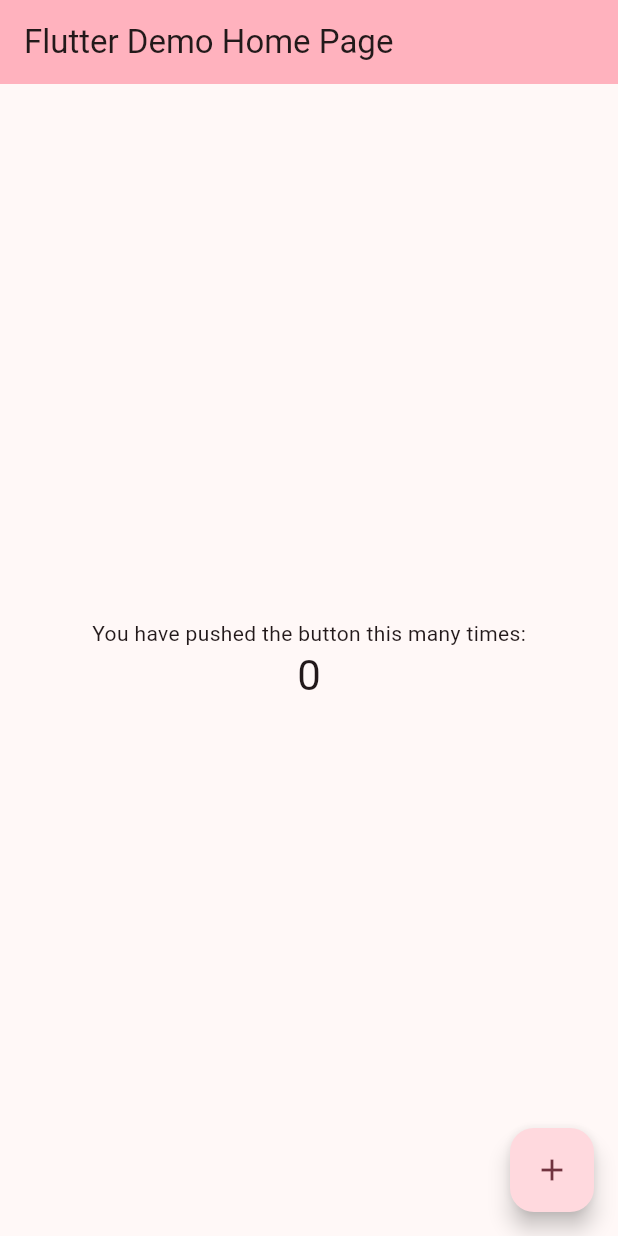
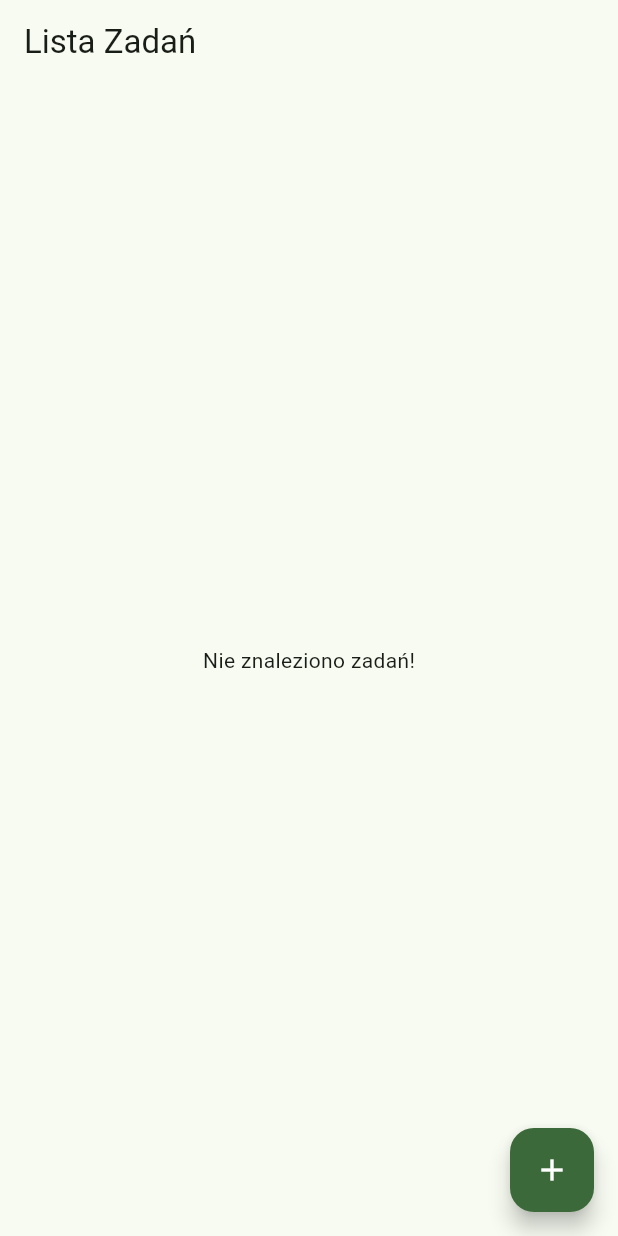
Before and after one commit to TonyWesoly/flutter_task_manager, a Flutter app: the screen it shows after launch, on a phone screen of 412 x 824 dp. Run offline on Flutter 3.47's test engine with Material 3 defaults, Android fonts, the phone set to English and light mode, and no system bars; our stand-ins replace bloc, drift, flutter_bloc; accounts and stored records are empty; generated files the repository leaves out were written again.

Commit message:
Implement tasks list screen

```diff
--- /dev/null
+++ b/devtools_options.yaml
@@ -0,0 +1,3 @@
+description: This file stores settings for Dart & Flutter DevTools.
+documentation: https://docs.flutter.dev/tools/devtools/extensions#configure-extension-enablement-states
+extensions:
--- a/lib/main.dart
+++ b/lib/main.dart
@@ -1,4 +1,8 @@
 import 'package:flutter/material.dart';
+import 'package:flutter_bloc/flutter_bloc.dart';
+import 'screens/tasks_list_screen.dart';
+import 'cubit/task_cubit.dart';
+import 'database/database.dart';
 
 void main() {
   runApp(const MyApp());
@@ -7,116 +11,21 @@ void main() {
 class MyApp extends StatelessWidget {
   const MyApp({super.key});
 
-  // This widget is the root of your application.
   @override
   Widget build(BuildContext context) {
-    return MaterialApp(
-      title: 'Flutter Demo',
-      theme: ThemeData(
-        // This is the theme of your application.
-        //
-        // TRY THIS: Try running your application with "flutter run". You'll see
-        // the application has a purple toolbar. Then, without quitting the app,
-        // try changing the seedColor in the colorScheme below to Colors.green
-        // and then invoke "hot reload" (save your changes or press the "hot
-        // reload" button in a Flutter-supported IDE, or press "r" if you used
-        // the command line to start the app).
-        //
-        // Notice that the counter didn't reset back to zero; the application
-        // state is not lost during the reload. To reset the state, use hot
-        // restart instead.
-        //
-        // This works for code too, not just values: Most code changes can be
-        // tested with just a hot reload.
-        colorScheme: ColorScheme.fromSeed(seedColor: Colors.pink),
+    return MultiBlocProvider(
+      providers: [
+        BlocProvider(
+          create: (context) => TasksCubit(database: AppDatabase())..loadTasks(),
+        ),
+      ],
+      child: MaterialApp(
+        title: 'Todo App',
+        theme: ThemeData(
+          colorScheme: ColorScheme.fromSeed(seedColor: Colors.green),
+        ),
+        home: TaskListScreen(),
       ),
-      home: const MyHomePage(title: 'Flutter Demo Home Page'),
     );
   }
 }
-
-class MyHomePage extends StatefulWidget {
-  const MyHomePage({super.key, required this.title});
-
-  // This widget is the home page of your application. It is stateful, meaning
-  // that it has a State object (defined below) that contains fields that affect
-  // how it looks.
-
-  // This class is the configuration for the state. It holds the values (in this
-  // case the title) provided by the parent (in this case the App widget) and
-  // used by the build method of the State. Fields in a Widget subclass are
-  // always marked "final".
-
-  final String title;
-
-  @override
-  State<MyHomePage> createState() => _MyHomePageState();
-}
-
-class _MyHomePageState extends State<MyHomePage> {
-  int _counter = 0;
-
-  void _incrementCounter() {
-    setState(() {
-      // This call to setState tells the Flutter framework that something has
-      // changed in this State, which causes it to rerun the build method below
-      // so that the display can reflect the updated values. If we changed
-      // _counter without calling setState(), then the build method would not be
-      // called again, and so nothing would appear to happen.
-      _counter++;
-    });
-  }
-
-  @override
-  Widget build(BuildContext context) {
-    // This method is rerun every time setState is called, for instance as done
-    // by the _incrementCounter method above.
-    //
-    // The Flutter framework has been optimized to make rerunning build methods
-    // fast, so that you can just rebuild anything that needs updating rather
-    // than having to individually change instances of widgets.
-    return Scaffold(
-      appBar: AppBar(
-        // TRY THIS: Try changing the color here to a specific color (to
-        // Colors.amber, perhaps?) and trigger a hot reload to see the AppBar
-        // change color while the other colors stay the same.
-        backgroundColor: Theme.of(context).colorScheme.inversePrimary,
-        // Here we take the value from the MyHomePage object that was created by
-        // the App.build method, and use it to set our appbar title.
-        title: Text(widget.title),
-      ),
-      body: Center(
-        // Center is a layout widget. It takes a single child and positions it
-        // in the middle of the parent.
-        child: Column(
-          // Column is also a layout widget. It takes a list of children and
-          // arranges them vertically. By default, it sizes itself to fit its
-          // children horizontally, and tries to be as tall as its parent.
-          //
-          // Column has various properties to control how it sizes itself and
-          // how it positions its children. Here we use mainAxisAlignment to
-          // center the children vertically; the main axis here is the vertical
-          // axis because Columns are vertical (the cross axis would be
-          // horizontal).
-          //
-          // TRY THIS: Invoke "debug painting" (choose the "Toggle Debug Paint"
-          // action in the IDE, or press "p" in the console), to see the
-          // wireframe for each widget.
-          mainAxisAlignment: MainAxisAlignment.center,
-          children: <Widget>[
-            const Text('You have pushed the button this many times:'),
-            Text(
-              '$_counter',
-              style: Theme.of(context).textTheme.headlineMedium,
-            ),
-          ],
-        ),
-      ),
-      floatingActionButton: FloatingActionButton(
-        onPressed: _incrementCounter,
-        tooltip: 'Increment',
-        child: const Icon(Icons.add),
-      ), // This trailing comma makes auto-formatting nicer for build methods.
-    );
-  }
-}
--- /dev/null
+++ b/lib/screens/tasks_list_screen.dart
@@ -0,0 +1,63 @@
+import 'package:flutter/material.dart';
+import 'package:flutter_bloc/flutter_bloc.dart';
+import 'package:flutter_task_manager/screens/adding_task.dart';
+import '../cubit/task_cubit.dart';
+
+class TaskListScreen extends StatelessWidget {
+  @override
+  Widget build(BuildContext context) {
+    return Scaffold(
+      appBar: AppBar(title: Text('Lista Zadań')),
+      body: BlocBuilder<TasksCubit, TasksState>(
+        builder: (context, state) {
+          if (state is TasksLoading) {
+            return Center(child: CircularProgressIndicator());
+          } else if (state is TasksLoaded) {
+            final tasks = state.tasks;
+            if (tasks.isEmpty) {
+              return Center(child: Text('Nie znaleziono zadań!'));
+            }
+            return ListView.builder(
+              itemCount: tasks.length,
+              itemBuilder: (context, index) {
+                final todo = tasks[index];
+                return ListTile(
+                  title: Text(todo.title,style: Theme.of(context).textTheme.bodyLarge,),
+                  subtitle:
+                      todo.description != null && todo.description!.isNotEmpty
+                      ? Text(todo.description!)
+                      : null,
+                  leading: Checkbox(
+                    value: todo.completedAt != null,
+                    onChanged: (value) {
+                      context.read<TasksCubit>().toggleTask(todo.id);
+                    },
+                  ),
+                );
+              },
+            );
+          } else if (state is TasksError) {
+            return Center(child: Text('Error: ${state.message}'));
+          }
+          return Center(child: Text('Ładowanie...'));
+        },
+      ),
+      floatingActionButton: FloatingActionButton(
+        backgroundColor: Theme.of(context).colorScheme.primary, // Kolor tła
+        foregroundColor: Theme.of(context).colorScheme.onPrimary, // Kolor ikony
+        onPressed: () {
+          Navigator.of(context).push(
+            MaterialPageRoute<void>(
+              builder: (context) => BlocProvider.value(
+                // Dodaj BlocProvider.value
+                value: context.read<TasksCubit>(), // Przekaż istniejący cubit
+                child: const AddingTask(),
+              ),
+            ),
+          );
+        },
+        child: Icon(Icons.add),
+      ),
+    );
+  }
+}
--- a/pubspec.yaml
+++ b/pubspec.yaml
@@ -41,6 +41,8 @@ dependencies:
   path_provider: ^2.1.5
   path: ^1.9.1
   drift_dev: ^2.28.1
+  sqlite3_flutter_libs: ^0.5.39
+  intl: ^0.20.2
 
 dev_dependencies:
   flutter_test:
```
Also changed, not shown: pubspec.lock.
